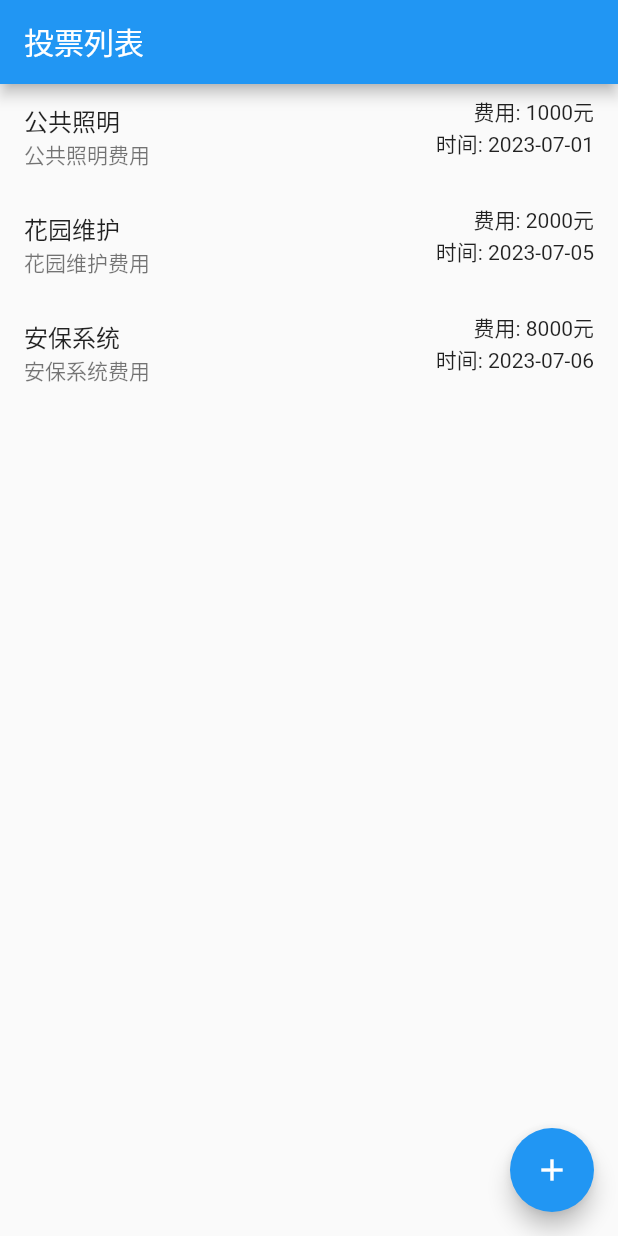
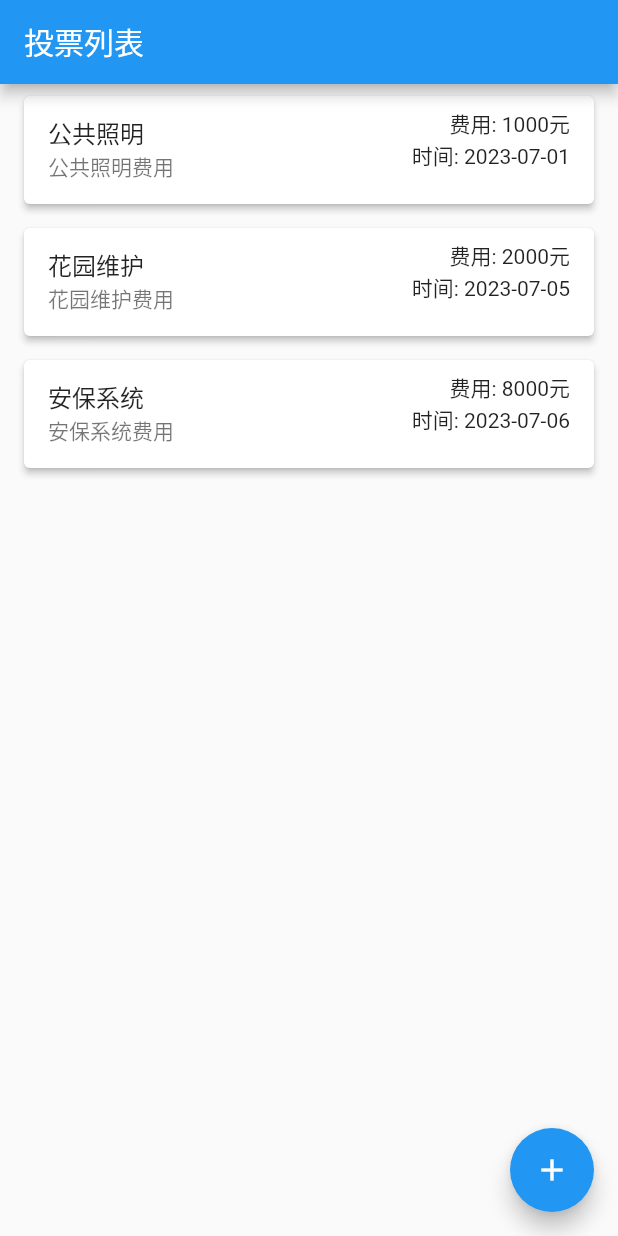
Before and after one commit to Niggling/SmartCommunity, a Flutter app: the VotingPage screen opened directly, on a phone screen of 412 x 824 dp. Run offline on Flutter 3.47's test engine with Material 2 defaults, Android fonts, the phone set to English and light mode, and no system bars; our stand-ins replace carousel_slider, dio, image_picker, video_player; missing offline and left inert: mysql1.

Commit message:
update vote_manager

```diff
--- a/lib/vote_manager.dart
+++ b/lib/vote_manager.dart
@@ -128,7 +128,10 @@ class _VotingPageState extends State<VotingPage> {
         itemCount: _votingItems.length,
         itemBuilder: (BuildContext context, int index) {
           VotingItem item = _votingItems[index];
-          return ListTile(
+          return Card(
+              elevation: 2.0,
+              margin: EdgeInsets.symmetric(horizontal: 16.0, vertical: 8.0),
+              child: ListTile(
                 title: Text(item.project),
                 subtitle: Text(item.reason),
                 trailing: Column(
@@ -146,7 +149,7 @@ class _VotingPageState extends State<VotingPage> {
                     ),
                   );
                 },
-          );
+              ));
         },
       ),
       floatingActionButton: FloatingActionButton(
```
Lines whose indentation alone changed are shown as unchanged.
